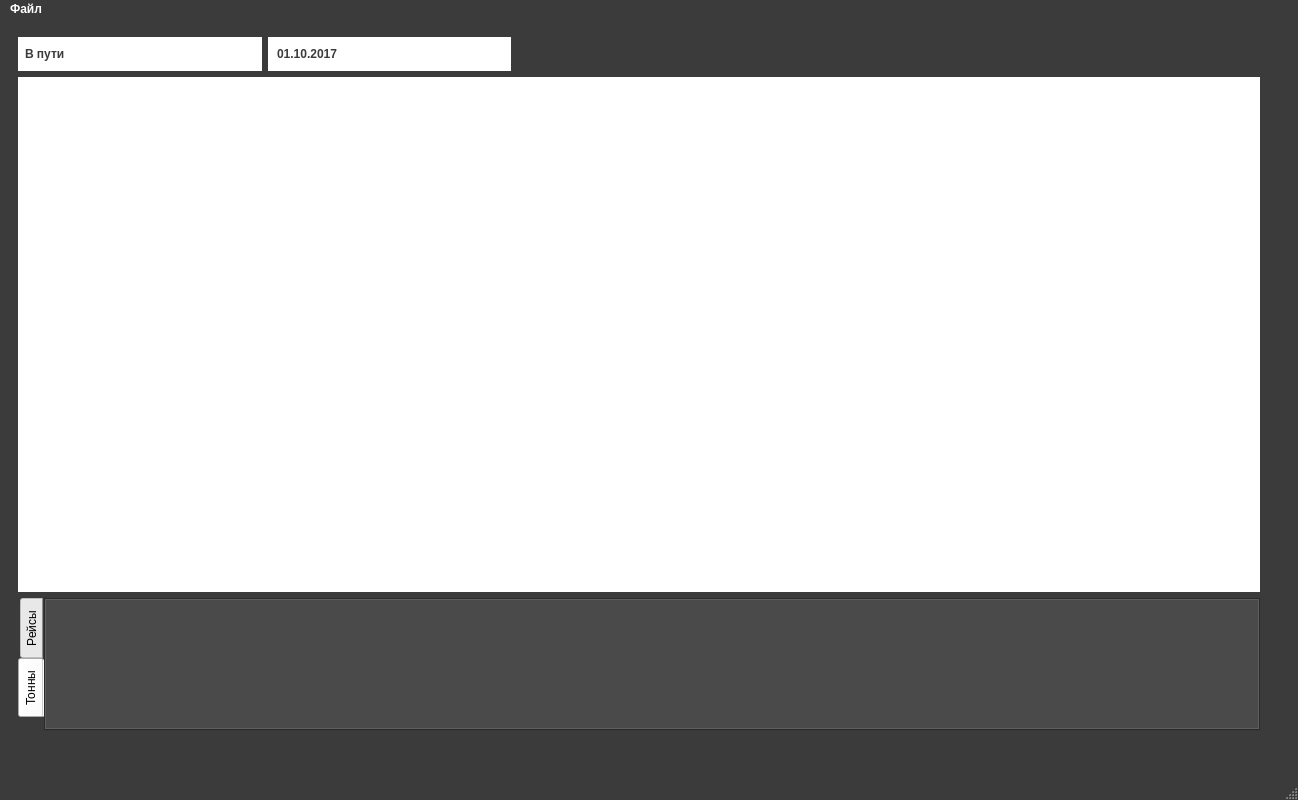
Above: operators_gui/uis/operator_gui.ui from krsnvss/beetstock before the change. Below: the same form after it.
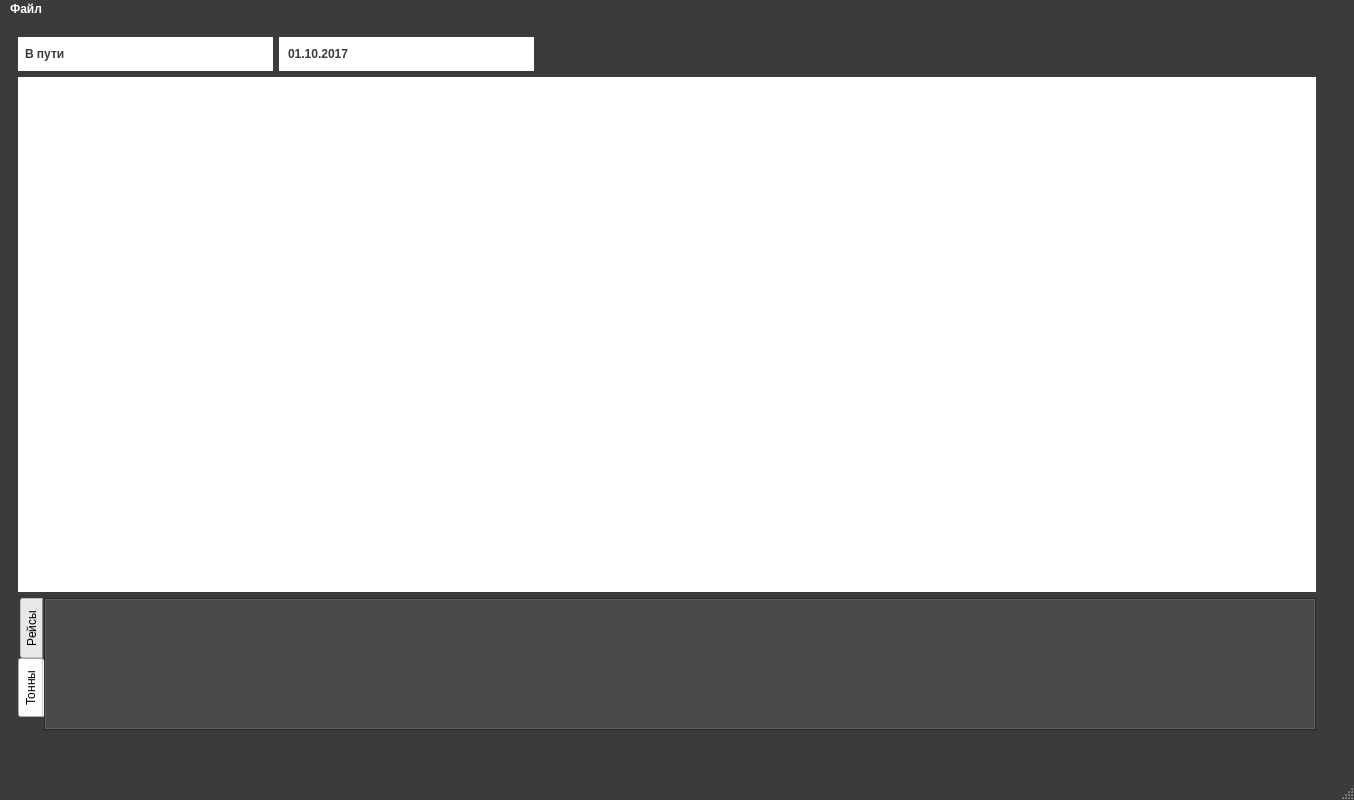
That is the form after the change. Icons and pictures are not drawn.

What changed in the file:
```diff
--- a/operators_gui/uis/operator_gui.ui
+++ b/operators_gui/uis/operator_gui.ui
@@ -6,7 +6,7 @@
    <rect>
     <x>0</x>
     <y>0</y>
-    <width>1298</width>
+    <width>1354</width>
     <height>800</height>
    </rect>
   </property>
@@ -899,7 +899,7 @@
     <rect>
      <x>0</x>
      <y>0</y>
-     <width>1298</width>
+     <width>1354</width>
      <height>30</height>
     </rect>
    </property>
```
Left out of the diff: 2 changed lines with no effect on the pictures.
